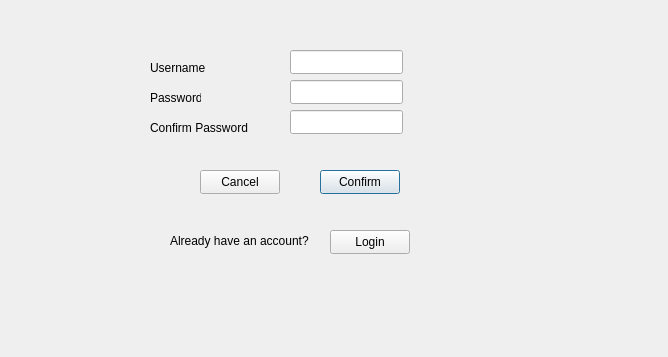
The window that signupwindow.ui (Aayam73/Bus-Management-System) describes before a commit, drawn with Qt 5.
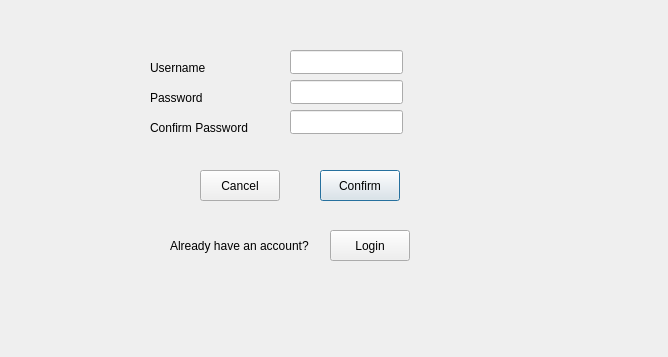
The same window after the commit.

The edit to the form file:
```diff
--- a/signupwindow.ui
+++ b/signupwindow.ui
@@ -19,7 +19,7 @@
      <x>200</x>
      <y>170</y>
      <width>80</width>
-     <height>24</height>
+     <height>31</height>
     </rect>
    </property>
    <property name="text">
@@ -32,7 +32,7 @@
      <x>320</x>
      <y>170</y>
      <width>80</width>
-     <height>24</height>
+     <height>31</height>
     </rect>
    </property>
    <property name="text">
@@ -48,7 +48,7 @@
      <x>330</x>
      <y>230</y>
      <width>80</width>
-     <height>24</height>
+     <height>31</height>
     </rect>
    </property>
    <property name="text">
@@ -83,7 +83,7 @@
     <rect>
      <x>150</x>
      <y>90</y>
-     <width>51</width>
+     <width>71</width>
      <height>16</height>
     </rect>
    </property>
@@ -96,7 +96,7 @@
     <rect>
      <x>150</x>
      <y>120</y>
-     <width>101</width>
+     <width>121</width>
      <height>16</height>
     </rect>
    </property>
@@ -130,7 +130,7 @@
      <x>170</x>
      <y>230</y>
      <width>161</width>
-     <height>21</height>
+     <height>31</height>
     </rect>
    </property>
    <property name="text">
```
